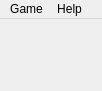
Qt form mainwindow.ui (q-g-j/qminesweeper) before a commit.
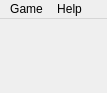
The same form after that commit.

Commit message: it's now possible to change the size of the window

The edit to the form file:
```diff
--- a/mainwindow.ui
+++ b/mainwindow.ui
@@ -6,8 +6,8 @@
    <rect>
     <x>0</x>
     <y>0</y>
-    <width>102</width>
-    <height>91</height>
+    <width>107</width>
+    <height>93</height>
    </rect>
   </property>
   <property name="sizePolicy">
@@ -24,7 +24,7 @@
   </property>
   <widget class="QWidget" name="centralwidget">
    <property name="sizePolicy">
-    <sizepolicy hsizetype="Fixed" vsizetype="Fixed">
+    <sizepolicy hsizetype="MinimumExpanding" vsizetype="MinimumExpanding">
      <horstretch>0</horstretch>
      <verstretch>0</verstretch>
     </sizepolicy>
@@ -68,8 +68,8 @@
     <rect>
      <x>0</x>
      <y>0</y>
-     <width>102</width>
-     <height>30</height>
+     <width>107</width>
+     <height>21</height>
     </rect>
    </property>
    <widget class="QMenu" name="menuGame">
```
The commit also changes 7 other files.
